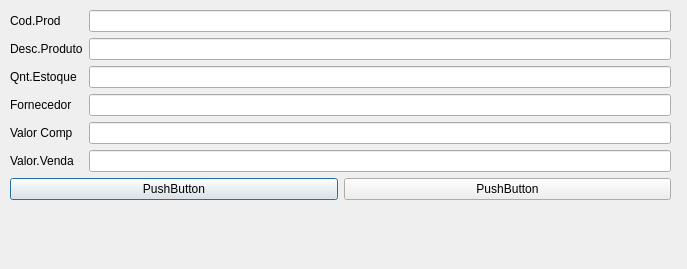
Before: the Qt Designer form ControlesEstoque/fm_gestaoestoque.ui in GitHubAlves150/Projetos-com-QT-Cpp, drawn with Qt 5.
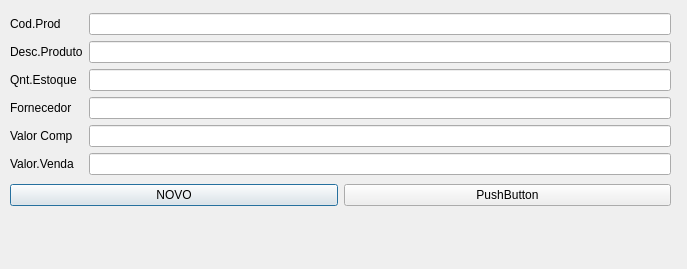
After: the same form once the commit is applied.

Commit message: full comit

What changed in the file:
```diff
--- a/ControlesEstoque/fm_gestaoestoque.ui
+++ b/ControlesEstoque/fm_gestaoestoque.ui
@@ -19,7 +19,7 @@
      <x>10</x>
      <y>10</y>
      <width>661</width>
-     <height>191</height>
+     <height>200</height>
     </rect>
    </property>
    <layout class="QVBoxLayout" name="verticalLayout_3">
@@ -100,7 +100,7 @@
       <item>
        <widget class="QPushButton" name="pushButton">
         <property name="text">
-         <string>PushButton</string>
+         <string>NOVO</string>
         </property>
        </widget>
       </item>
```
Left out of the diff: 14 changed lines with no effect on the pictures. The commit also changes 2 other files.
